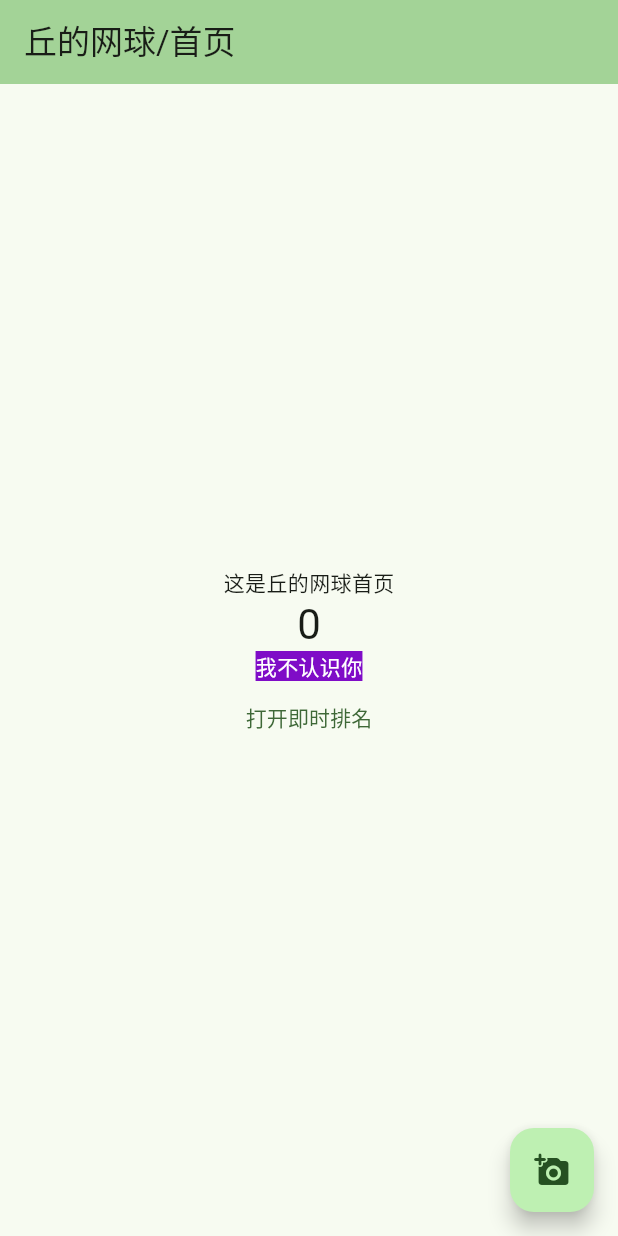
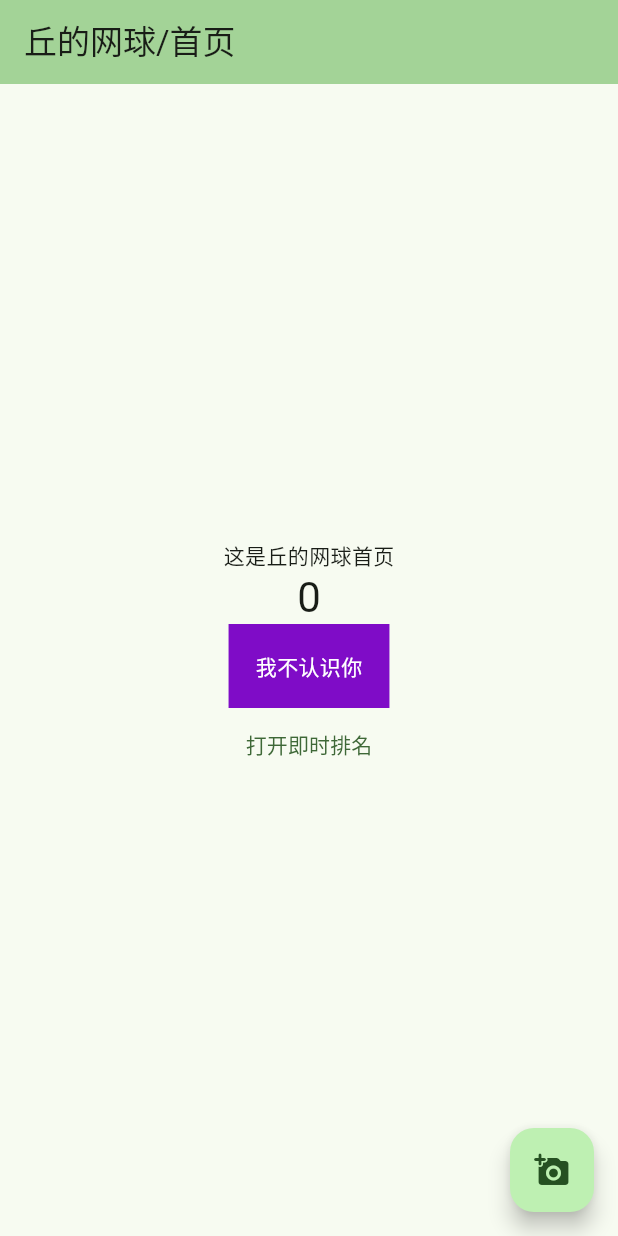
Before and after one commit to lesbuy/tennis-flutter, a Flutter app: the screen it shows after launch, on a phone screen of 412 x 824 dp. Run offline on Flutter 3.47's test engine with Material 2 defaults, Android fonts, the phone set to English and light mode, and no system bars.

Commit message:
build web

```diff
--- a/lib/main.dart
+++ b/lib/main.dart
@@ -152,6 +152,7 @@ class Echo extends StatelessWidget {
   Widget build(BuildContext context) {
     return Center(
       child: Container(
+        padding: const EdgeInsets.all(18),
         color: backgroundColor,
         child: Text(text, style: const TextStyle(color: Colors.white)),
       ),
--- a/pubspec.yaml
+++ b/pubspec.yaml
@@ -1,4 +1,4 @@
-name: flutter_application_1
+name: coric_tennis
 description: A new Flutter project.
 # The following line prevents the package from being accidentally published to
 # pub.dev using `flutter pub publish`. This is preferred for private packages.
```
